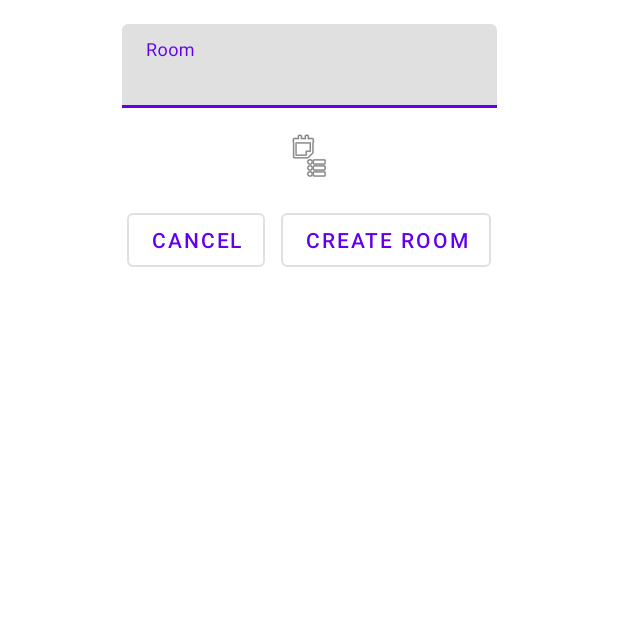
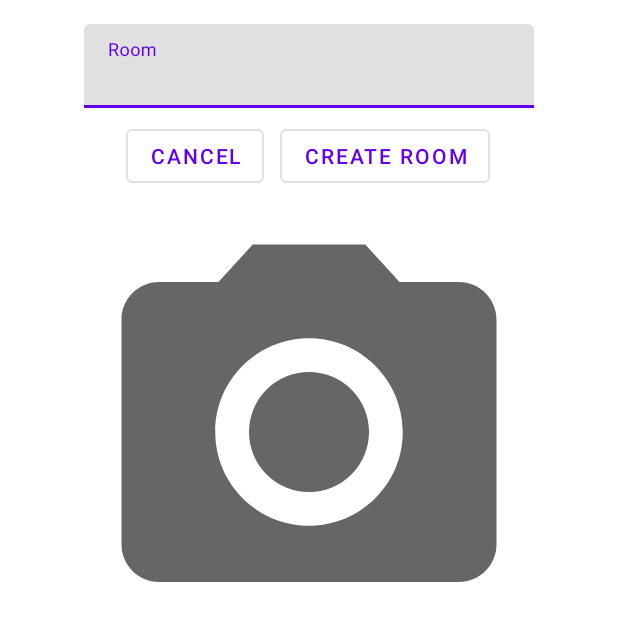
Before and after one commit to JuhanaTa/furniture_placer, an Android app: the layout fragment_create_room_dialog.xml on its own in the app's theme, with its tools: preview values and no code run, on a phone screen of 412 x 824 dp. Shown: the top 621 px of the screen. Run offline under Robolectric (Android 15) with nearby library versions, the phone set to English and light mode, and no system bars.

Commit message:
image capture fixed and room name is saved

```diff
--- a/app/src/main/java/com/example/furniture_placer/Communicator.kt
+++ b/app/src/main/java/com/example/furniture_placer/Communicator.kt
@@ -5,6 +5,6 @@ import com.google.android.gms.tasks.Task
 
 interface Communicator {
     fun nextFragment()
-    fun openDialog(image: ByteArray?)
-    fun takePicture()
+    fun openDialog(image: ByteArray?, name : String)
+    fun takePicture(roomName: String)
 }
--- a/app/src/main/java/com/example/furniture_placer/MainPageFragment.kt
+++ b/app/src/main/java/com/example/furniture_placer/MainPageFragment.kt
@@ -60,7 +60,7 @@ class MainPageFragment : Fragment() {
         }
 
         view.addNewRoomBtn.setOnClickListener {
-            communicator.openDialog(null)
+            communicator.openDialog(null, "")
 
            /* var dialog = CreateRoomFragment()
 
--- /dev/null
+++ b/app/src/main/res/drawable/ic_baseline_camera_alt_24.xml
@@ -0,0 +1,6 @@
+<vector android:height="450dp" android:tint="?attr/colorControlNormal"
+    android:viewportHeight="24" android:viewportWidth="24"
+    android:width="450dp" xmlns:android="http://schemas.android.com/apk/res/android">
+    <path android:fillColor="@android:color/white" android:pathData="M12,12m-3.2,0a3.2,3.2 0,1 1,6.4 0a3.2,3.2 0,1 1,-6.4 0"/>
+    <path android:fillColor="@android:color/white" android:pathData="M9,2L7.17,4L4,4c-1.1,0 -2,0.9 -2,2v12c0,1.1 0.9,2 2,2h16c1.1,0 2,-0.9 2,-2L22,6c0,-1.1 -0.9,-2 -2,-2h-3.17L15,2L9,2zM12,17c-2.76,0 -5,-2.24 -5,-5s2.24,-5 5,-5 5,2.24 5,5 -2.24,5 -5,5z"/>
+</vector>
--- a/app/src/main/res/layout/fragment_create_room_dialog.xml
+++ b/app/src/main/res/layout/fragment_create_room_dialog.xml
@@ -6,25 +6,11 @@
     android:layout_width="match_parent"
     android:layout_height="match_parent">
 
-    <ImageView
-        android:id="@+id/roomPreviewImg"
-        android:layout_width="0dp"
-        android:layout_height="wrap_content"
-        android:layout_marginStart="24dp"
-        android:layout_marginTop="16dp"
-        android:layout_marginEnd="24dp"
-        app:layout_constraintEnd_toEndOf="parent"
-        app:layout_constraintStart_toStartOf="parent"
-        app:layout_constraintTop_toBottomOf="@+id/roomTextField"
-        app:srcCompat="@android:drawable/ic_menu_agenda" />
-
     <com.google.android.material.textfield.TextInputLayout
         android:id="@+id/roomTextField"
-        android:layout_width="250dp"
+        android:layout_width="300dp"
         android:layout_height="wrap_content"
-        android:layout_marginStart="8dp"
         android:layout_marginTop="16dp"
-        android:layout_marginEnd="8dp"
         android:hint="@string/roomNameField"
         app:layout_constraintEnd_toEndOf="parent"
         app:layout_constraintStart_toStartOf="parent"
@@ -37,15 +23,27 @@
 
     </com.google.android.material.textfield.TextInputLayout>
 
+    <ImageView
+        android:id="@+id/roomPreviewImg"
+        android:layout_width="300dp"
+        android:layout_height="300dp"
+        android:scaleType="fitCenter"
+        app:layout_constraintEnd_toEndOf="parent"
+        app:layout_constraintStart_toStartOf="parent"
+        app:layout_constraintTop_toBottomOf="@+id/linearLayout"
+        app:srcCompat="@drawable/ic_baseline_camera_alt_24" />
+
     <LinearLayout
         android:id="@+id/linearLayout"
         android:layout_width="wrap_content"
         android:layout_height="wrap_content"
-        android:layout_marginTop="16dp"
+        android:layout_gravity="bottom|center"
+        android:layout_marginTop="8dp"
         android:orientation="horizontal"
         app:layout_constraintEnd_toEndOf="parent"
+        app:layout_constraintHorizontal_bias="0.497"
         app:layout_constraintStart_toStartOf="parent"
-        app:layout_constraintTop_toBottomOf="@+id/roomPreviewImg">
+        app:layout_constraintTop_toBottomOf="@+id/roomTextField">
 
         <Button
             android:id="@+id/cancelRoomBtn"
@@ -61,9 +59,7 @@
             style="?attr/materialButtonOutlinedStyle"
             android:layout_width="wrap_content"
             android:layout_height="wrap_content"
-
             android:layout_marginStart="5dp"
-            android:layout_marginBottom="10dp"
             android:text="@string/createRoomBtnText" />
 
     </LinearLayout>
```
Also changed, not shown: app/src/main/java/com/example/furniture_placer/CreateRoomFragment.kt (+9 -2 lines), app/src/main/java/com/example/furniture_placer/MainActivity.kt (+12 -4 lines).
